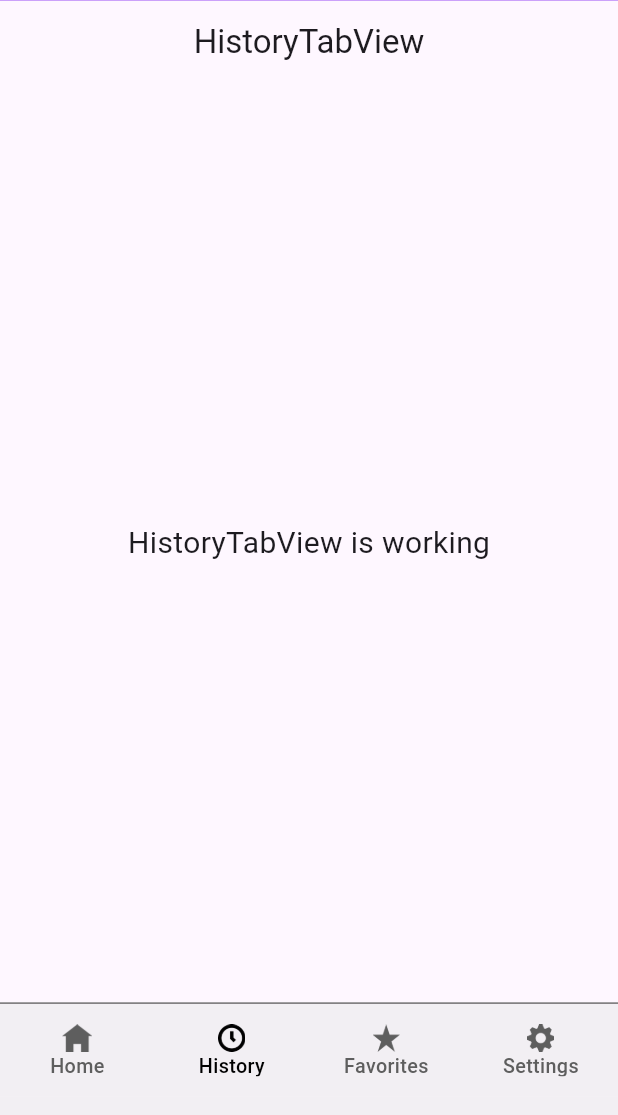
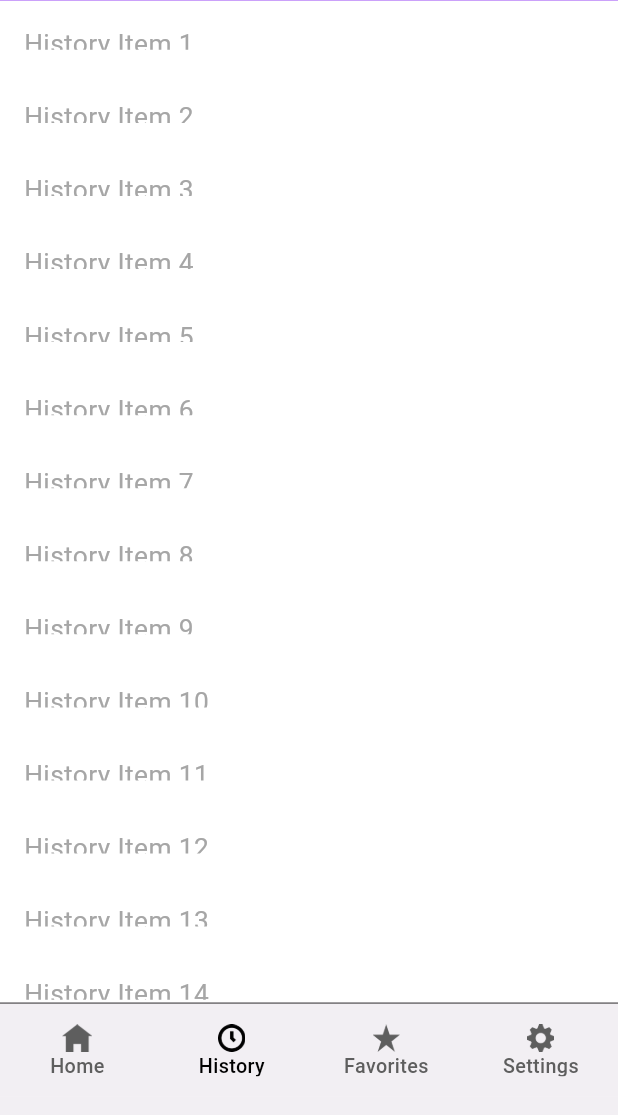
Before and after one commit to yigithanbalci/dictionary_app, a Flutter app: the screen it shows after launch, swiped to page 2, on a phone screen of 412 x 824 dp, the part 121-1236 px from its top. Run offline on Flutter 3.47's test engine with Material 3 defaults, Android fonts, the light colour scheme and no system bars; our stand-ins replace flutter_screenutil, get; Roboto replaces fonts that are missing (UberMove).

Commit message:
finish mocked history tab & add favorites tab

```diff
--- a/lib/app/modules/history_tab/controllers/history_tab_controller.dart
+++ b/lib/app/modules/history_tab/controllers/history_tab_controller.dart
@@ -1,12 +1,18 @@
 import 'package:get/get.dart';
+import 'package:learneng/app/modules/history_tab/views/history_tab_view.dart';
 
 class HistoryTabController extends GetxController {
-  //TODO: Implement HistoryTabController
-
-  final count = 0.obs;
+  final RxList<HistoryEntity> historyList = <HistoryEntity>[].obs;
+  final int batchSize = 15;
+  int currentPage = 0;
   @override
   void onInit() {
     super.onInit();
+    historyList.value = List<HistoryEntity>.generate(
+      15,
+      (int index) =>
+          HistoryEntity(data: 'History Item ${index + 1}', id: index),
+    );
   }
 
   @override
@@ -19,5 +25,9 @@ class HistoryTabController extends GetxController {
     super.onClose();
   }
 
-  void increment() => count.value++;
+  handleHistorySelection(int index) {
+    final HistoryEntity entity = historyList.elementAt(index);
+    print('Selected history: ${entity.data}');
+    // Add your logic to handle the selection of a history item
+  }
 }
--- a/lib/app/modules/history_tab/views/history_tab_view.dart
+++ b/lib/app/modules/history_tab/views/history_tab_view.dart
@@ -1,4 +1,5 @@
 import 'package:flutter/material.dart';
+import 'package:flutter_screenutil/flutter_screenutil.dart';
 
 import 'package:get/get.dart';
 
@@ -8,17 +9,60 @@ class HistoryTabView extends GetView<HistoryTabController> {
   const HistoryTabView({super.key});
   @override
   Widget build(BuildContext context) {
-    return Scaffold(
-      appBar: AppBar(
-        title: const Text('HistoryTabView'),
-        centerTitle: true,
-      ),
-      body: const Center(
-        child: Text(
-          'HistoryTabView is working',
-          style: TextStyle(fontSize: 20),
+    return SizedBox(
+      height: 658.h,
+      width: 375.w,
+      child: ListView.builder(
+        padding: EdgeInsets.zero,
+        itemCount: controller.historyList.length,
+        itemBuilder: (BuildContext context, int index) => HistoryElement(
+          data: controller.historyList.elementAt(index),
+          index: index,
+          onTap: controller.handleHistorySelection,
         ),
       ),
     );
   }
 }
+
+class HistoryElement extends StatelessWidget {
+  const HistoryElement({
+    super.key,
+    required this.data,
+    required this.index,
+    required this.onTap,
+  });
+
+  final HistoryEntity data;
+  final int index;
+  final Function(int) onTap;
+
+  @override
+  Widget build(BuildContext context) {
+    return GestureDetector(
+      onTap: () => onTap(index),
+      child: SizedBox(
+        height: 48.h,
+        width: 375.w,
+        child: Padding(
+          padding: const EdgeInsets.symmetric(horizontal: 16.0, vertical: 16.0),
+          child: Text(
+            data.data,
+            style: TextStyle(
+              fontSize: 16.sp,
+              color: const Color(0xFFA6A6A6),
+              fontFamily: 'UberMove',
+              fontWeight: FontWeight.w400,
+            ),
+          ),
+        ),
+      ),
+    );
+  }
+}
+
+class HistoryEntity {
+  const HistoryEntity({required this.data, required this.id});
+  final String data;
+  final int id;
+}
--- a/lib/app/modules/home/views/home_view.dart
+++ b/lib/app/modules/home/views/home_view.dart
@@ -4,7 +4,9 @@ import 'package:flutter/material.dart';
 import 'package:flutter_screenutil/flutter_screenutil.dart';
 
 import 'package:get/get.dart';
+import 'package:learneng/app/modules/favorites_tab/controllers/favorites_tab_controller.dart';
 import 'package:learneng/app/modules/favorites_tab/views/favorites_tab_view.dart';
+import 'package:learneng/app/modules/history_tab/controllers/history_tab_controller.dart';
 import 'package:learneng/app/modules/history_tab/views/history_tab_view.dart';
 import 'package:learneng/app/modules/search_tab/controllers/search_tab_controller.dart';
 import 'package:learneng/app/modules/search_tab/views/search_tab_view.dart';
@@ -181,8 +183,10 @@ enum Tabs implements Comparable<Tabs> {
         Get.put(SearchTabController());
         return const SearchTabView();
       case Tabs.history:
+        Get.put(HistoryTabController());
         return const HistoryTabView();
       case Tabs.favorites:
+        Get.put(FavoritesTabController());
         return const FavoritesTabView();
       case Tabs.settings:
         return const SettingsTabView();
--- a/lib/app/modules/search_tab/views/search_tab_view.dart
+++ b/lib/app/modules/search_tab/views/search_tab_view.dart
@@ -24,7 +24,7 @@ class SearchTabView extends GetView<SearchTabController> {
           ),
           Obx(
             () => Expanded(
-              child: controller.wordList.isNotEmpty
+              child: controller.searchState.value == SearchState.searching
                   ? ListView.builder(
                       padding: EdgeInsets.zero,
                       itemCount: controller.wordList.length,
@@ -35,7 +35,7 @@ class SearchTabView extends GetView<SearchTabController> {
                             onTap: controller.handleWordSelectionByIndex,
                           ),
                     )
-                  : controller.resultList.isNotEmpty
+                  : controller.searchState.value == SearchState.result
                   ? ListView.builder(
                       padding: EdgeInsets.zero,
                       itemCount: controller.resultList.length,
@@ -54,6 +54,8 @@ class SearchTabView extends GetView<SearchTabController> {
     );
   }
 }
+
+enum SearchState { init, searching, result }
 
 class ResultElement extends StatelessWidget {
   const ResultElement({
```
Also changed, not shown: lib/app/modules/favorites_tab/bindings/favorites_tab_binding.dart (deleted, +0 -12 lines), lib/app/modules/favorites_tab/controllers/favorites_tab_controller.dart (+1 -6 lines), lib/app/modules/favorites_tab/views/favorites_tab_view.dart (+23 -9 lines), lib/app/modules/search_tab/controllers/search_tab_controller.dart (+5 -3 lines), assets/icons/favorites_item.png (added).
